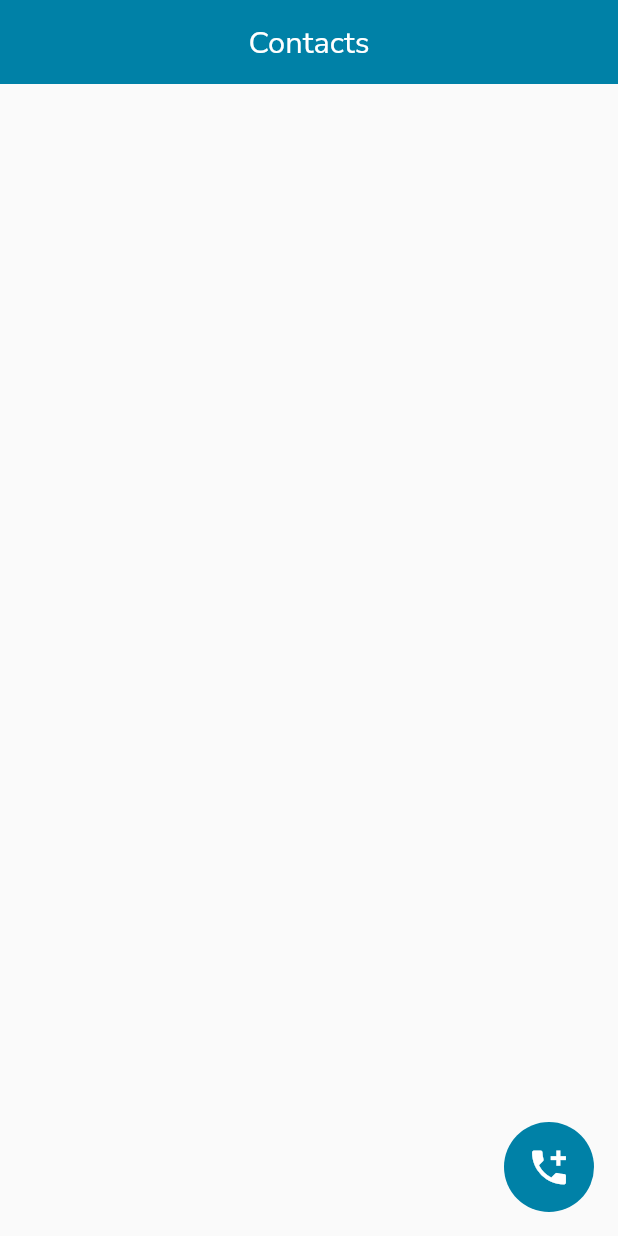
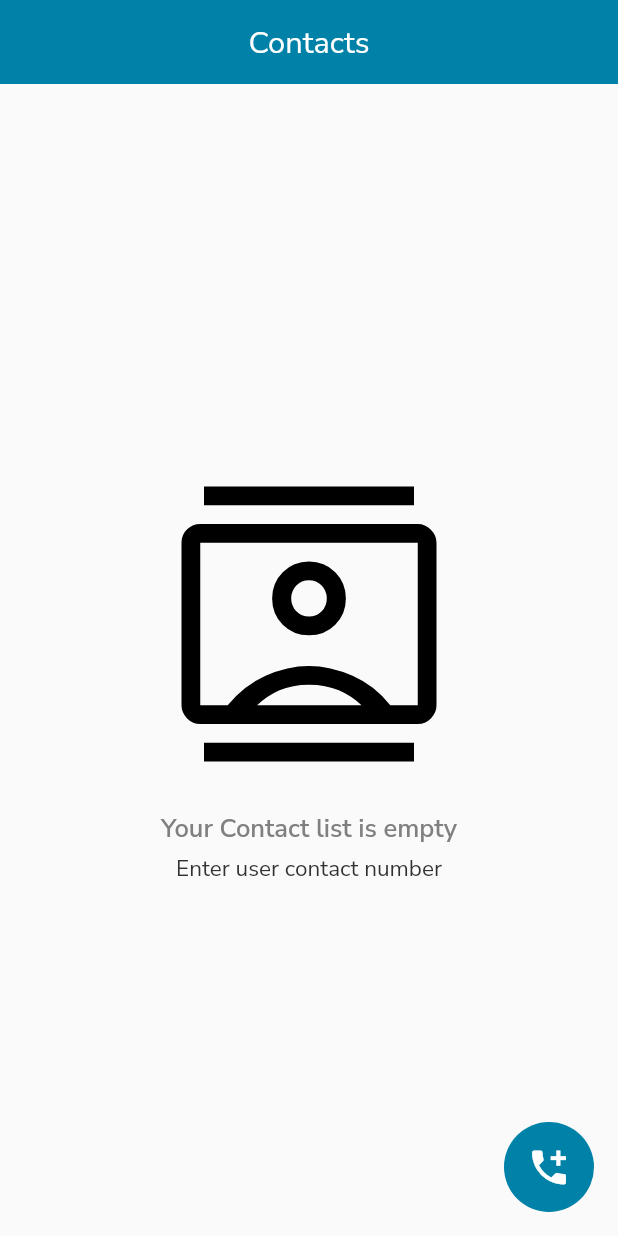
Before and after one commit to Kapil0078/contact, a Flutter app: the screen it shows after launch, on a phone screen of 412 x 824 dp. Run offline on Flutter 3.47's test engine with Material 2 defaults, Android fonts, the phone set to English and light mode, and no system bars; our stand-ins replace flutter_svg, fluttertoast, image_cropper, image_picker, shared_preferences.

```diff
--- /dev/null
+++ b/lib/HelperFunctions/date_format.dart
@@ -0,0 +1,5 @@
+import 'package:intl/intl.dart';
+
+String dateFormate(DateTime date) {
+  return DateFormat('dd/MM/yyyy').format(date);
+}
--- a/lib/Screens/Components/user_details.dart
+++ b/lib/Screens/Components/user_details.dart
@@ -2,6 +2,7 @@ import 'dart:io';
 
 import 'package:contact/Components/custom_icon_btn.dart';
 import 'package:contact/Components/leading_icon_btn.dart';
+import 'package:contact/HelperFunctions/date_format.dart';
 import 'package:contact/HelperFunctions/launcher_functions.dart';
 import 'package:contact/HelperFunctions/my_text_style.dart';
 import 'package:flutter/material.dart';
@@ -206,7 +207,8 @@ class UserDetails extends StatelessWidget {
             if (contact['dob'] != null && contact['dob'].isNotEmpty) ...[
               keyValue(
                 key: "Date of birth",
-                value: contact['dob'],
+                // value: contact['dob'],
+                value: dateFormate(DateTime.parse(contact['dob'])),
               ),
               const SizedBox(height: 10),
             ],
--- a/lib/Screens/contact_page.dart
+++ b/lib/Screens/contact_page.dart
@@ -13,6 +13,7 @@ import '../Components/custom_icon_btn.dart';
 import '../Constants/color_const.dart';
 import 'Components/confirmation_popup.dart';
 import 'Components/user_details.dart';
+import 'no_contact_page.dart';
 
 class ContactPage extends StatelessWidget {
   const ContactPage({Key? key}) : super(key: key);
@@ -56,11 +57,14 @@ class ContactPage extends StatelessWidget {
           horizontal: 15,
           vertical: 13,
         ),
-        child: ListView.builder(
+        child: contactList.isEmpty
+            ? const NoContactPage()
+            : ListView.builder(
                 padding: const EdgeInsets.only(bottom: 55),
                 itemCount: contactList.length,
                 itemBuilder: (context, index) {
-            final Map<String, dynamic> contact = contactList.elementAt(index);
+                  final Map<String, dynamic> contact =
+                      contactList.elementAt(index);
                   return Padding(
                     padding: const EdgeInsets.only(bottom: 10),
                     child: InkWell(
@@ -118,7 +122,8 @@ class ContactPage extends StatelessWidget {
                                           : Container(
                                               decoration: BoxDecoration(
                                                 shape: BoxShape.circle,
-                                          color: Colors.black.withOpacity(0.35),
+                                                color: Colors.black
+                                                    .withOpacity(0.35),
                                                 border: Border.all(
                                                   width: 0.35,
                                                   color: Colors.black,
@@ -130,7 +135,8 @@ class ContactPage extends StatelessWidget {
                                                       .substring(0, 1)
                                                       .toString()
                                                       .toUpperCase(),
-                                            style: MyTextStyle.bold.copyWith(
+                                                  style:
+                                                      MyTextStyle.bold.copyWith(
                                                     color: ColorConst.black,
                                                     fontSize: 20,
                                                   ),
@@ -141,7 +147,8 @@ class ContactPage extends StatelessWidget {
                                     const SizedBox(width: 15),
                                     Column(
                                       mainAxisSize: MainAxisSize.min,
-                                crossAxisAlignment: CrossAxisAlignment.start,
+                                      crossAxisAlignment:
+                                          CrossAxisAlignment.start,
                                       children: [
                                         Text(
                                           contact['name'],
@@ -164,7 +171,8 @@ class ContactPage extends StatelessWidget {
                                     CustomIconBtn(
                                       svgPath: "assets/icons/sms.svg",
                                       iconColor: Colors.purple,
-                                background: Colors.purple.withOpacity(0.1),
+                                      background:
+                                          Colors.purple.withOpacity(0.1),
                                       onTap: () async {
                                         smsLauncher(contact['mobile']);
                                       },
@@ -173,7 +181,8 @@ class ContactPage extends StatelessWidget {
                                     CustomIconBtn(
                                       svgPath: "assets/icons/phone.svg",
                                       iconColor: Colors.blueAccent,
-                                background: Colors.blueAccent.withOpacity(0.1),
+                                      background:
+                                          Colors.blueAccent.withOpacity(0.1),
                                       onTap: () {
                                         callerLauncher(contact['mobile']);
                                       },
@@ -207,7 +216,8 @@ class ContactPage extends StatelessWidget {
                                             await Navigator.push(
                                               context,
                                               CupertinoPageRoute(
-                                          builder: (context) => ContactInput(
+                                                builder: (context) =>
+                                                    ContactInput(
                                                   contact: contact,
                                                   index: index,
                                                 ),
@@ -242,7 +252,8 @@ class ContactPage extends StatelessWidget {
                                             showDialog(
                                               context: context,
                                               builder: (context) =>
-                                            ConfirmationPopup(contact: contact),
+                                                  ConfirmationPopup(
+                                                      contact: contact),
                                             );
                                           },
                                         );
--- /dev/null
+++ b/lib/Screens/no_contact_page.dart
@@ -0,0 +1,41 @@
+import 'package:contact/Constants/color_const.dart';
+import 'package:contact/HelperFunctions/my_text_style.dart';
+import 'package:flutter/material.dart';
+import 'package:flutter_svg/svg.dart';
+
+class NoContactPage extends StatelessWidget {
+  const NoContactPage({super.key});
+
+  @override
+  Widget build(BuildContext context) {
+    return Center(
+      child: Column(
+        mainAxisAlignment: MainAxisAlignment.center,
+        children: [
+          SizedBox(
+            width: 200,
+            height: 250,
+            child: SvgPicture.asset(
+              "assets/icons/contacts.svg",
+            ),
+          ),
+          Text(
+            "Your Contact list is empty",
+            style: MyTextStyle.semiBold.copyWith(
+              color: ColorConst.grey,
+              fontSize: 17,
+            ),
+          ),
+          const SizedBox(height: 5),
+          Text(
+            "Enter user contact number",
+            style: MyTextStyle.medium.copyWith(
+              color: ColorConst.black,
+              fontSize: 15,
+            ),
+          ),
+        ],
+      ),
+    );
+  }
+}
--- a/lib/main.dart
+++ b/lib/main.dart
@@ -1,4 +1,3 @@
-
 import 'package:contact/HelperFunctions/shered_pref.dart';
 import 'package:flutter/material.dart';
 import 'package:flutter/services.dart';
@@ -6,6 +5,7 @@ import 'package:provider/provider.dart';
 import 'Constants/color_const.dart';
 import 'Providers/contact_provider.dart';
 import 'Screens/contact_page.dart';
+import 'Screens/splash_screen.dart';
 
 void main() async {
   WidgetsFlutterBinding.ensureInitialized();
@@ -55,8 +55,8 @@ class MyApp extends StatelessWidget {
           materialTapTargetSize: MaterialTapTargetSize.padded,
         ),
       ),
-      home: const ContactPage(),
-      // home: const MyLocalStorage(),
+      // home: const ContactPage(),
+      home: const SplashScreen(),
     );
   }
 }
--- a/pubspec.yaml
+++ b/pubspec.yaml
@@ -21,6 +21,7 @@ dependencies:
   fluttertoast: ^8.2.1
   shared_preferences: ^2.1.1
   provider: ^6.0.5
+  intl: ^0.18.1
 
 dev_dependencies:
   flutter_test:
```
Also changed, not shown: lib/Screens/contact_input.dart (+14 -3 lines), lib/Screens/splash_screen.dart (added, +71 -0 lines), assets/Images/contact.jpg (added), assets/icons/contacts.svg (added), pubspec.lock, 16 other files. Lines whose indentation alone changed are shown as unchanged.
